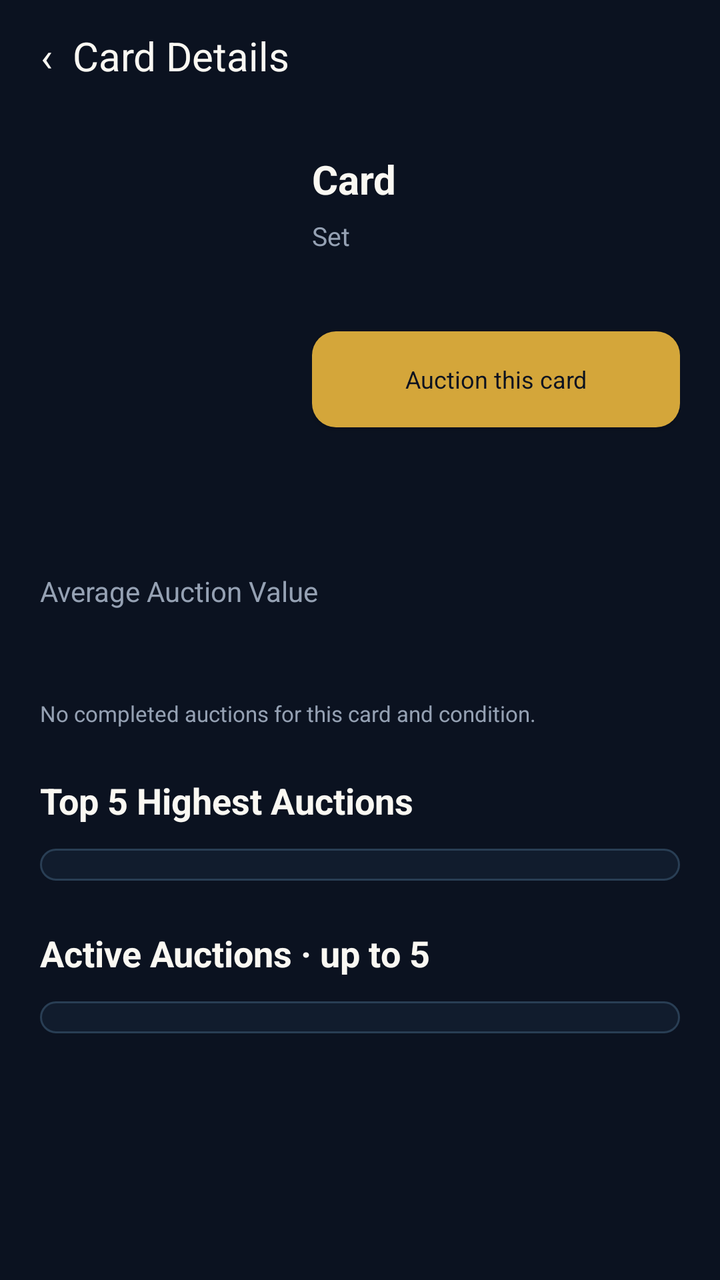
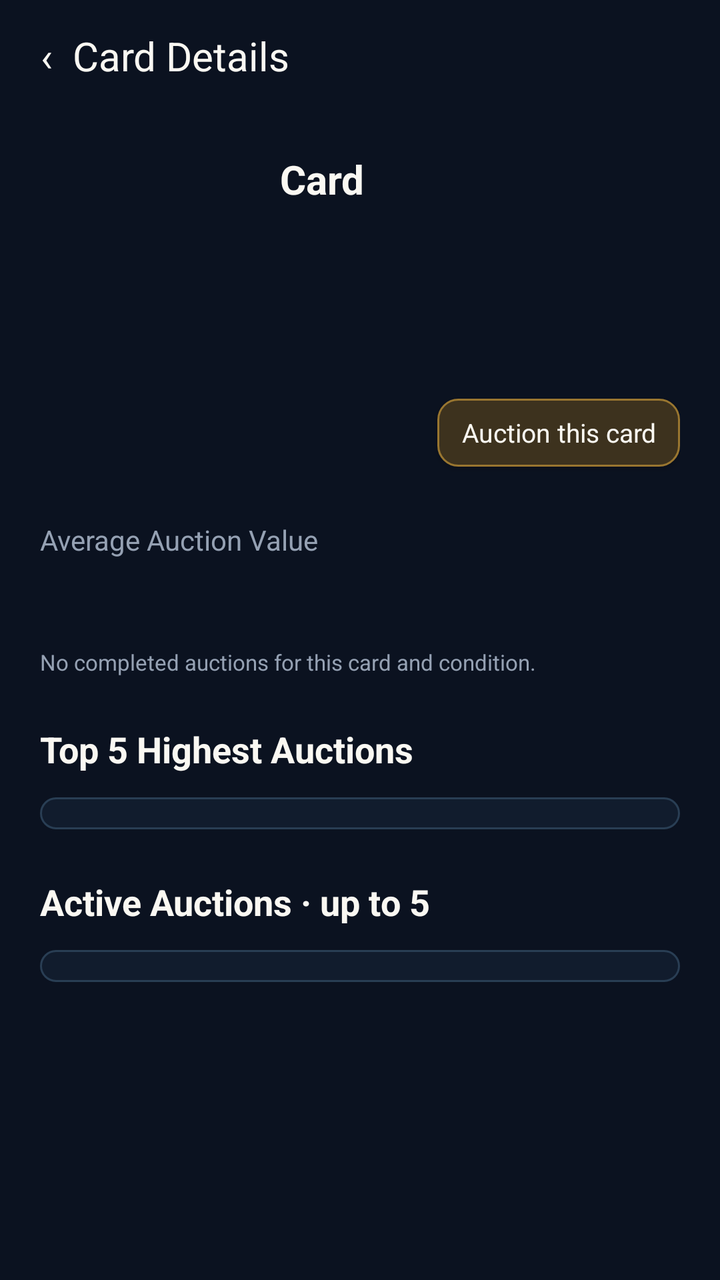

Two renders of the same Android screen: before a commit and after it. Below are the layout's source before the change and the commit's diff.
<!-- AndroidManifest.xml: application theme Theme.Deckbid -->
<!-- res/layout/activity_card_details.xml -->
<?xml version="1.0" encoding="utf-8"?>
<LinearLayout xmlns:android="http://schemas.android.com/apk/res/android"
    android:layout_width="match_parent"
    android:layout_height="match_parent"
    android:orientation="vertical"
    android:background="#0B1220"
    android:fitsSystemWindows="true">
    <Button
        android:id="@+id/back_button"
        android:layout_width="wrap_content"
        android:layout_height="56dp"
        android:background="@android:color/transparent"
        android:text="‹  Card Details"
        android:textAllCaps="false"
        android:textSize="20sp"
        android:textColor="#FAF8F2"
        android:paddingStart="20dp"
        android:paddingEnd="20dp"/>
    <ScrollView
        android:layout_width="match_parent"
        android:layout_height="0dp"
        android:layout_weight="1">
        <LinearLayout
            android:layout_width="match_parent"
            android:layout_height="wrap_content"
            android:orientation="vertical"
            android:padding="20dp">
            <LinearLayout
                android:layout_width="match_parent"
                android:layout_height="wrap_content"
                android:orientation="horizontal">
                <ImageView
                    android:id="@+id/detail_image"
                    android:layout_width="120dp"
                    android:layout_height="190dp"
                    android:scaleType="fitCenter"/>
                <LinearLayout
                    android:layout_width="0dp"
                    android:layout_height="wrap_content"
                    android:layout_weight="1"
                    android:layout_marginStart="16dp"
                    android:orientation="vertical">
                    <TextView
                        android:id="@+id/detail_name"
                        android:layout_width="match_parent"
                        android:layout_height="wrap_content"
                        android:text="Card"
                        android:textSize="20sp"
                        android:textColor="#FAF8F2"
                        android:textStyle="bold"/>
                    <TextView
                        android:id="@+id/detail_set"
                        android:layout_width="match_parent"
                        android:layout_height="wrap_content"
                        android:text="Set"
                        android:textSize="13sp"
                        android:textColor="#95A1B3"
                        android:layout_marginTop="6dp"/>
                    <TextView android:id="@+id/detail_condition" android:layout_width="match_parent" android:layout_height="wrap_content" android:layout_marginTop="8dp" android:textColor="#D4A63A" android:textSize="14sp"/>
                    <Button android:id="@+id/card_auction_button" android:layout_width="match_parent" android:layout_height="48dp" android:layout_marginTop="12dp" android:background="@drawable/button_gold" android:backgroundTint="@null" android:text="Auction this card" android:textAllCaps="false" android:textSize="12sp" android:textColor="#0B1220"/>
                    <TextView android:id="@+id/card_auction_status" android:layout_width="match_parent" android:layout_height="wrap_content" android:layout_marginTop="8dp" android:textColor="#95A1B3" android:textSize="12sp"/>

                </LinearLayout>
            </LinearLayout>
            <TextView
                android:layout_width="match_parent"
                android:layout_height="wrap_content"
                android:text="Average Auction Value"
                android:textSize="14sp"
                android:textColor="#95A1B3"
                android:layout_marginTop="20dp"/>
            <LinearLayout
                android:layout_width="match_parent"
                android:layout_height="wrap_content"
                android:orientation="horizontal"
                android:gravity="center_vertical">
                <TextView
                    android:id="@+id/detail_value"
                    android:layout_width="0dp"
                    android:layout_height="wrap_content"
                    android:layout_weight="1"
                    android:textSize="30sp"
                    android:textStyle="bold"
                    android:textColor="#FAF8F2"/>
                <TextView
                    android:id="@+id/detail_change"
                    android:layout_width="wrap_content"
                    android:layout_height="wrap_content"
                    android:textSize="16sp"
                    android:textColor="#4CD6A0"/>
            </LinearLayout>
            <TextView
                android:id="@+id/detail_note"
                android:layout_width="match_parent"
                android:layout_height="wrap_content"
                android:text="No completed auctions for this card and condition."
                android:textSize="11sp"
                android:textColor="#95A1B3"
                android:layout_marginTop="4dp"/>
            <TextView
                android:layout_width="match_parent"
                android:layout_height="wrap_content"
                android:text="Top 5 Highest Auctions"
                android:textSize="18sp"
                android:textColor="#FAF8F2"
                android:textStyle="bold"
                android:layout_marginTop="24dp"
                android:layout_marginBottom="12dp"/>
            <LinearLayout
                android:id="@+id/highest_table"
                android:layout_width="match_parent"
                android:layout_height="wrap_content"
                android:orientation="vertical"
                android:padding="8dp"
                android:background="@drawable/binder_panel"/>
            <TextView
                android:layout_width="match_parent"
                android:layout_height="wrap_content"
                android:text="Active Auctions · up to 5"
                android:textSize="18sp"
                android:textColor="#FAF8F2"
                android:textStyle="bold"
                android:layout_marginTop="24dp"
                android:layout_marginBottom="12dp"/>
            <LinearLayout
                android:id="@+id/active_table"
                android:layout_width="match_parent"
                android:layout_height="wrap_content"
                android:orientation="vertical"
                android:padding="8dp"
                android:background="@drawable/binder_panel"/>
        </LinearLayout>
    </ScrollView>
</LinearLayout>
<!-- resources referenced by this layout -->
<resources>
  <!-- drawable binder_panel (drawable) -->
  <?xml version="1.0" encoding="utf-8"?>
  <shape xmlns:android="http://schemas.android.com/apk/res/android">
      <solid
          android:color="#111C2D"/>
      <corners
          android:radius="12dp"/>
      <stroke
          android:width="1dp"
          android:color="#293E54"/>
  </shape>
  <!-- drawable button_gold (drawable) -->
  <?xml version="1.0" ?>
  <shape xmlns:android="http://schemas.android.com/apk/res/android" android:shape="rectangle">
      <solid android:color="@color/gold"/>
      <corners android:radius="12dp"/>
  </shape>
  <style name="Theme.Deckbid" parent="android:style/Theme.Material.NoActionBar">
          <item name="android:fontFamily">sans-serif</item>
          <item name="android:colorAccent">#D4A63A</item>
          <item name="android:windowBackground">#0B1220</item>
          <item name="android:statusBarColor">#0B1220</item>
          <item name="android:navigationBarColor">#0B1220</item>
          <item name="android:windowLightStatusBar">false</item>
          <item name="android:colorBackground">#0B1220</item>
          <item name="android:windowAnimationStyle">@null</item>
      </style>
  <color name="gold">#D4A63A</color>
</resources>

<!-- the commit's change to res/layout/activity_card_details.xml (unified diff, before → after) -->
@@ -31,8 +31,8 @@
                 android:orientation="horizontal">
                 <ImageView
                     android:id="@+id/detail_image"
-                    android:layout_width="120dp"
-                    android:layout_height="190dp"
+                    android:layout_width="104dp"
+                    android:layout_height="156dp"
                     android:scaleType="fitCenter"/>
                 <LinearLayout
                     android:layout_width="0dp"
@@ -48,17 +48,52 @@
                         android:textSize="20sp"
                         android:textColor="#FAF8F2"
                         android:textStyle="bold"/>
+                    <ImageView
+                        android:id="@+id/detail_game_logo"
+                        android:layout_width="80dp"
+                        android:layout_height="30dp"
+                        android:layout_marginTop="6dp"
+                        android:scaleType="fitStart"/>
                     <TextView
                         android:id="@+id/detail_set"
                         android:layout_width="match_parent"
                         android:layout_height="wrap_content"
-                        android:text="Set"
+                        android:layout_marginTop="4dp"
                         android:textSize="13sp"
-                        android:textColor="#95A1B3"
-                        android:layout_marginTop="6dp"/>
-                    <TextView android:id="@+id/detail_condition" android:layout_width="match_parent" android:layout_height="wrap_content" android:layout_marginTop="8dp" android:textColor="#D4A63A" android:textSize="14sp"/>
-                    <Button android:id="@+id/card_auction_button" android:layout_width="match_parent" android:layout_height="48dp" android:layout_marginTop="12dp" android:background="@drawable/button_gold" android:backgroundTint="@null" android:text="Auction this card" android:textAllCaps="false" android:textSize="12sp" android:textColor="#0B1220"/>
-                    <TextView android:id="@+id/card_auction_status" android:layout_width="match_parent" android:layout_height="wrap_content" android:layout_marginTop="8dp" android:textColor="#95A1B3" android:textSize="12sp"/>
+                        android:textColor="#BAC5D3"/>
+                    <TextView
+                        android:id="@+id/detail_condition"
+                        android:layout_width="wrap_content"
+                        android:layout_height="wrap_content"
+                        android:layout_marginTop="8dp"
+                        android:elevation="4dp"
+                        android:textSize="13sp"/>
+                    <Button
+                        android:id="@+id/card_auction_button"
+                        android:layout_width="wrap_content"
+                        android:layout_height="wrap_content"
+                        android:layout_gravity="end"
+                        android:minWidth="0dp"
+                        android:minHeight="48dp"
+                        android:layout_marginTop="6dp"
+                        android:paddingStart="12dp"
+                        android:paddingEnd="12dp"
+                        android:background="@drawable/card_auction_action"
+                        android:backgroundTint="@null"
+                        android:text="Auction this card"
+                        android:textSize="13sp"
+                        android:textColor="#FAF8F2"
+                        android:textAllCaps="false"/>
+                    <TextView
+                        android:id="@+id/card_auction_status"
+                        android:layout_width="wrap_content"
+                        android:layout_height="wrap_content"
+                        android:layout_gravity="end"
+                        android:layout_marginTop="6dp"
+                        android:gravity="end"
+                        android:textColor="#DCC58B"
+                        android:textSize="13sp"
+                        android:visibility="gone"/>
 
                 </LinearLayout>
             </LinearLayout>
<!-- resource entries referenced after the edit -->
@@ -11,12 +11,21 @@
           android:width="1dp"
           android:color="#293E54"/>
   </shape>
-  <!-- drawable button_gold (drawable) -->
-  <?xml version="1.0" ?>
-  <shape xmlns:android="http://schemas.android.com/apk/res/android" android:shape="rectangle">
-      <solid android:color="@color/gold"/>
-      <corners android:radius="12dp"/>
-  </shape>
+  <!-- drawable card_auction_action (drawable) -->
+  <?xml version="1.0" encoding="utf-8"?>
+  <inset xmlns:android="http://schemas.android.com/apk/res/android"
+      android:insetTop="7dp"
+      android:insetBottom="7dp">
+      <ripple android:color="#35D4A63A">
+          <item>
+              <shape>
+                  <solid android:color="#3D321E"/>
+                  <stroke android:width="1dp" android:color="#997630"/>
+                  <corners android:radius="10dp"/>
+              </shape>
+          </item>
+      </ripple>
+  </inset>
   <style name="Theme.Deckbid" parent="android:style/Theme.Material.NoActionBar">
           <item name="android:fontFamily">sans-serif</item>
           <item name="android:colorAccent">#D4A63A</item>
@@ -27,6 +36,5 @@
           <item name="android:colorBackground">#0B1220</item>
           <item name="android:windowAnimationStyle">@null</item>
       </style>
-  <color name="gold">#D4A63A</color>
 </resources>
 
